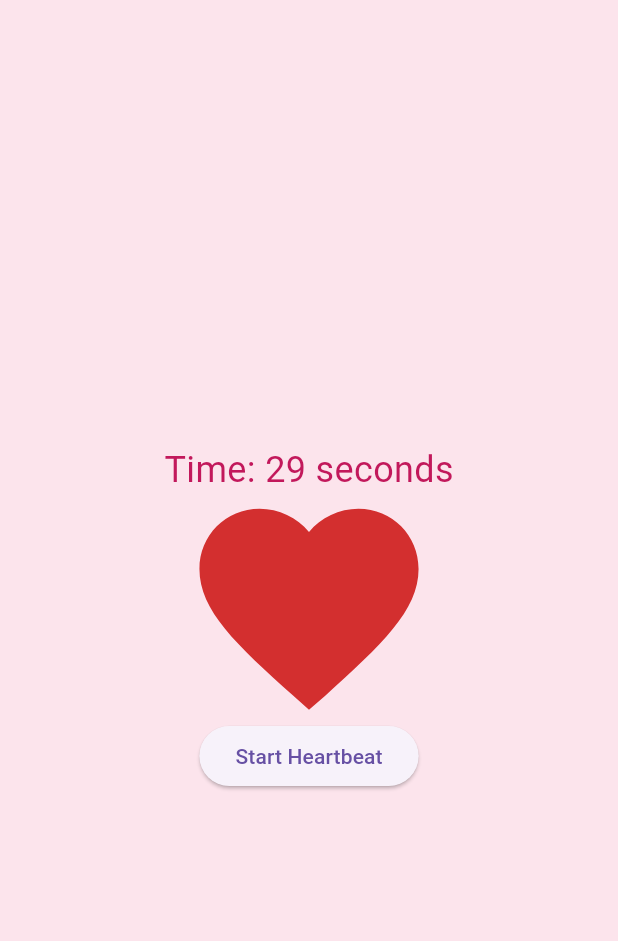
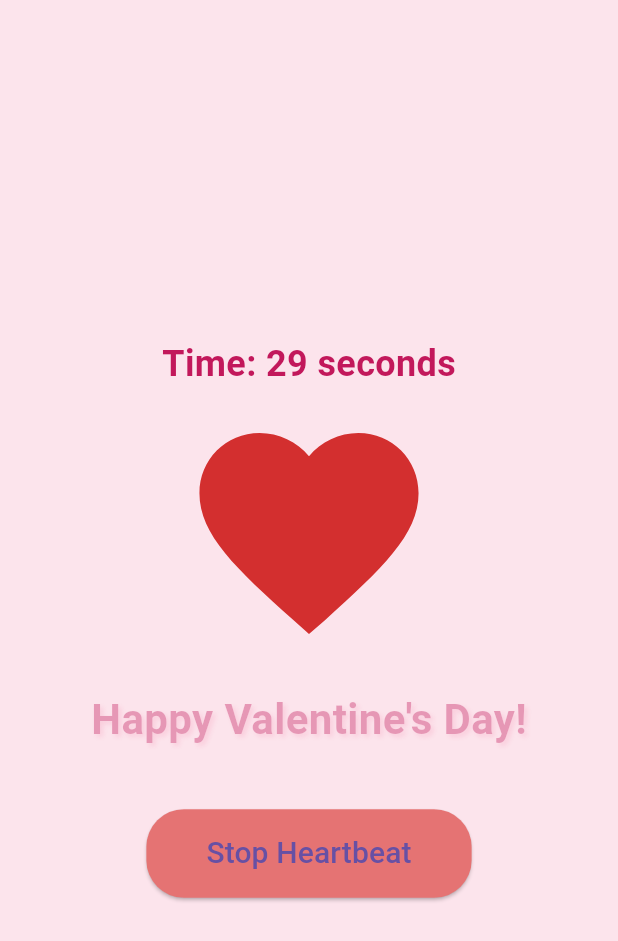
Before and after one commit to nikhilgoud003/act_4, a Flutter app: the screen it shows after launch, after a tap on "Start Heartbeat", on a phone screen of 412 x 824 dp. Shown: the top 941 px of the screen. Run offline on Flutter 3.47's test engine with Material 3 defaults, Android fonts, the phone set to English and light mode, and no system bars.

Commit message:
Created animated messages on clicking button

```diff
--- a/lib/main.dart
+++ b/lib/main.dart
@@ -28,14 +28,28 @@ class HeartbeatScreen extends StatefulWidget {
 class HeartbeatScreenState extends State<HeartbeatScreen>
     with TickerProviderStateMixin {
   late AnimationController _heartbeatController;
+  late AnimationController _messageController;
   late Animation<double> _scaleAnimation;
+  late Animation<double> _messageOpacity;
+
   int _secondsRemaining = 30;
+  bool _isAnimating = false;
   Timer? _timer;
+
+  final List<String> _messages = [
+    "Happy Valentine's Day!",
+    "You make my heart beat faster...",
+    "Love is in the air!",
+    "Be mine!",
+    "Forever yours..."
+  ];
+  int _currentMessageIndex = 0;
 
   @override
   void initState() {
     super.initState();
 
+    // Heartbeat animation setup
     _heartbeatController = AnimationController(
       duration: const Duration(milliseconds: 1500),
       vsync: this,
@@ -44,25 +58,67 @@ class HeartbeatScreenState extends State<HeartbeatScreen>
     _scaleAnimation = Tween<double>(begin: 1.0, end: 1.2).animate(
       CurvedAnimation(parent: _heartbeatController, curve: Curves.easeInOut),
     );
+
+    // Message fade animation setup
+    _messageController = AnimationController(
+      duration: const Duration(seconds: 2),
+      vsync: this,
+    );
+
+    _messageOpacity = Tween<double>(begin: 0.0, end: 1.0).animate(
+      CurvedAnimation(parent: _messageController, curve: Curves.easeIn),
+    );
+
+    _heartbeatController.addStatusListener((status) {
+      if (status == AnimationStatus.completed) {
+        _heartbeatController.repeat(reverse: true);
+      }
+    });
   }
 
   void _startAnimation() {
     setState(() {
+      _isAnimating = true;
+      _startTimer();
+      _heartbeatController.forward();
+      _cycleMessages();
+    });
+  }
+
+  void _stopAnimation() {
+    setState(() {
+      _isAnimating = false;
+      _timer?.cancel();
+      _heartbeatController.stop();
+      _messageController.stop();
       _secondsRemaining = 30;
-      _heartbeatController.repeat(reverse: true);
-      _startTimer();
     });
   }
 
   void _startTimer() {
+    _timer?.cancel();
     _timer = Timer.periodic(const Duration(seconds: 1), (timer) {
       setState(() {
         if (_secondsRemaining > 0) {
           _secondsRemaining--;
         } else {
-          _heartbeatController.stop();
-          _timer?.cancel();
+          _stopAnimation();
         }
+      });
+    });
+  }
+
+  void _cycleMessages() {
+    _messageController.forward();
+    Timer.periodic(const Duration(seconds: 3), (timer) {
+      if (!_isAnimating) {
+        timer.cancel();
+        return;
+      }
+      setState(() {
+        _currentMessageIndex = (_currentMessageIndex + 1) % _messages.length;
+        _messageController.reset();
+        _messageController.forward();
       });
     });
   }
@@ -70,6 +126,7 @@ class HeartbeatScreenState extends State<HeartbeatScreen>
   @override
   void dispose() {
     _heartbeatController.dispose();
+    _messageController.dispose();
     _timer?.cancel();
     super.dispose();
   }
@@ -82,17 +139,61 @@ class HeartbeatScreenState extends State<HeartbeatScreen>
         child: Column(
           mainAxisAlignment: MainAxisAlignment.center,
           children: [
+            // Timer display
             Text(
               'Time: $_secondsRemaining seconds',
-              style: TextStyle(fontSize: 24, color: Colors.pink[700]),
+              style: TextStyle(
+                fontSize: 24,
+                color: Colors.pink[700],
+                fontWeight: FontWeight.bold,
+              ),
             ),
+            const SizedBox(height: 20),
+            // Animated heart
             ScaleTransition(
               scale: _scaleAnimation,
-              child: Icon(Icons.favorite, size: 150, color: Colors.red[700]),
+              child: Icon(
+                Icons.favorite,
+                size: 150,
+                color: Colors.red[700],
+              ),
             ),
+            const SizedBox(height: 30),
+            // Animated message
+            FadeTransition(
+              opacity: _messageOpacity,
+              child: Text(
+                _messages[_currentMessageIndex],
+                style: TextStyle(
+                  fontSize: 28,
+                  color: Colors.pink[700],
+                  fontWeight: FontWeight.bold,
+                  shadows: [
+                    Shadow(
+                      color: Colors.pink.withOpacity(0.3),
+                      offset: const Offset(2, 2),
+                      blurRadius: 4,
+                    ),
+                  ],
+                ),
+              ),
+            ),
+            const SizedBox(height: 40),
+            // Control button
             ElevatedButton(
-              onPressed: _startAnimation,
-              child: const Text('Start Heartbeat'),
+              onPressed: _isAnimating ? _stopAnimation : _startAnimation,
+              style: ElevatedButton.styleFrom(
+                backgroundColor: _isAnimating ? Colors.red[300] : Colors.pink,
+                padding:
+                    const EdgeInsets.symmetric(horizontal: 40, vertical: 15),
+                shape: RoundedRectangleBorder(
+                  borderRadius: BorderRadius.circular(25),
+                ),
+              ),
+              child: Text(
+                _isAnimating ? 'Stop Heartbeat' : 'Start Heartbeat',
+                style: const TextStyle(fontSize: 20),
+              ),
             ),
           ],
         ),
```
